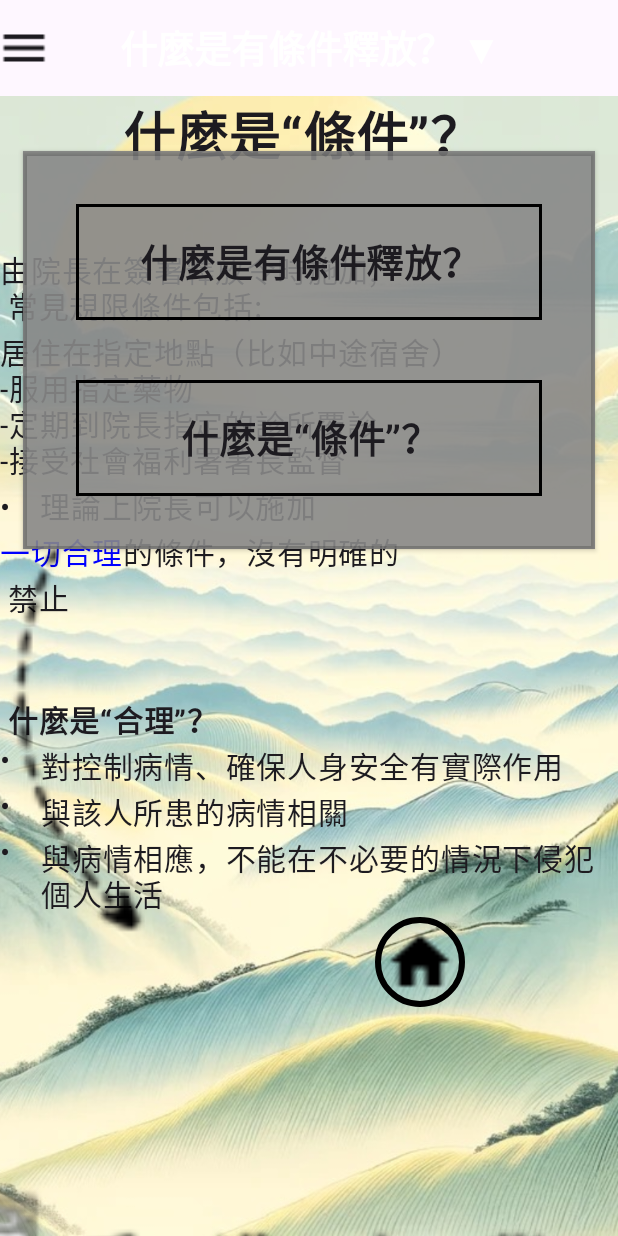
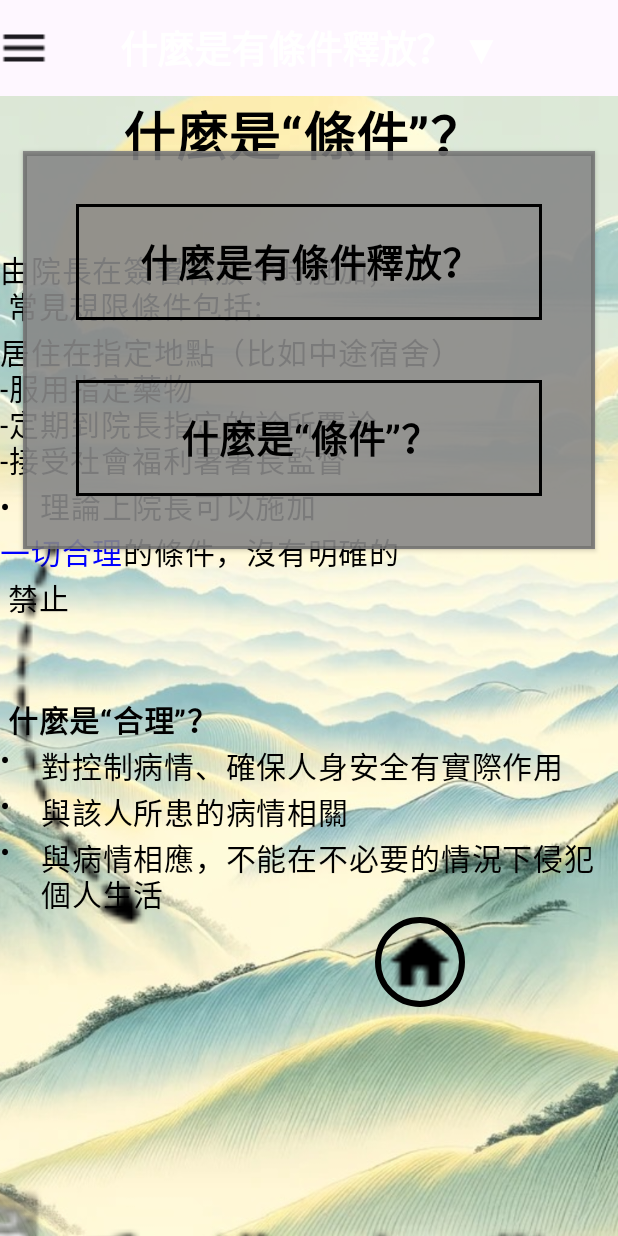
Before and after one commit to samoshaughnessy/HKUApp, an Android app built with Jetpack Compose: the A_bScreen screen opened through its navigation route, after a tap on "什麼是有條件釋放？ ▼", on a phone screen of 412 x 824 dp. Run offline under Robolectric (Android 15) with nearby library versions, the phone set to English and light mode, and no system bars; 3 statements that could not run were skipped; 3 other taps on this screen came first.

Commit message:
okay on my phone

```diff
--- a/HKU001/src/main/java/com/example/hku_a_ios_001/android/MyApplicationTheme.kt
+++ b/HKU001/src/main/java/com/example/hku_a_ios_001/android/MyApplicationTheme.kt
@@ -22,7 +22,7 @@ fun MyApplicationTheme(
 ) {
     val colors = if (darkTheme) {
         darkColorScheme(
-            primary = Color(0xFFBB86FC),
+            primary = Color(0xFF14002C),
             secondary = Color(0xFF03DAC5),
             tertiary = Color(0xFF3700B3)
         )
--- a/HKU001/src/main/java/com/example/hku_a_ios_001/android/ui/a_bScreen.kt
+++ b/HKU001/src/main/java/com/example/hku_a_ios_001/android/ui/a_bScreen.kt
@@ -70,7 +70,7 @@ fun A_bScreen(
             painter = painterResource(com.example.hku_a_ios_001.android.R.drawable.dotted_arrow),
             contentDescription = "arrow",
             modifier = Modifier
-                .offset(x = 40.dp, y = 390.dp).scale(3.5f)
+                .offset(x = 40.dp, y = 385.dp).scale(3.5f)
         )
     }
     Column(
--- a/HKU001/src/main/java/com/example/hku_a_ios_001/android/ui/theme/Type.kt
+++ b/HKU001/src/main/java/com/example/hku_a_ios_001/android/ui/theme/Type.kt
@@ -1,6 +1,7 @@
 package com.example.hku_a_ios_001.android.ui.theme
 
 import androidx.compose.material3.Typography
+import androidx.compose.ui.graphics.Color
 import androidx.compose.ui.text.TextStyle
 import androidx.compose.ui.text.font.FontFamily
 import androidx.compose.ui.text.font.FontWeight
@@ -13,6 +14,7 @@ val Typography = Typography(
         fontWeight = FontWeight.Normal,
         fontSize = 16.sp,
         lineHeight = 24.sp,
-        letterSpacing = 0.5.sp
+        letterSpacing = 0.5.sp,
+        color = Color(0xFF000000)
     )
 )
```
